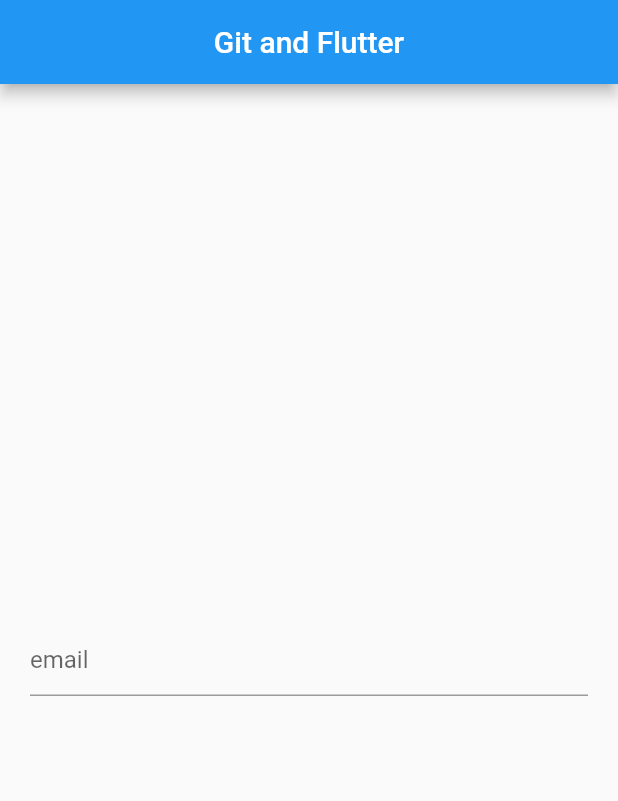
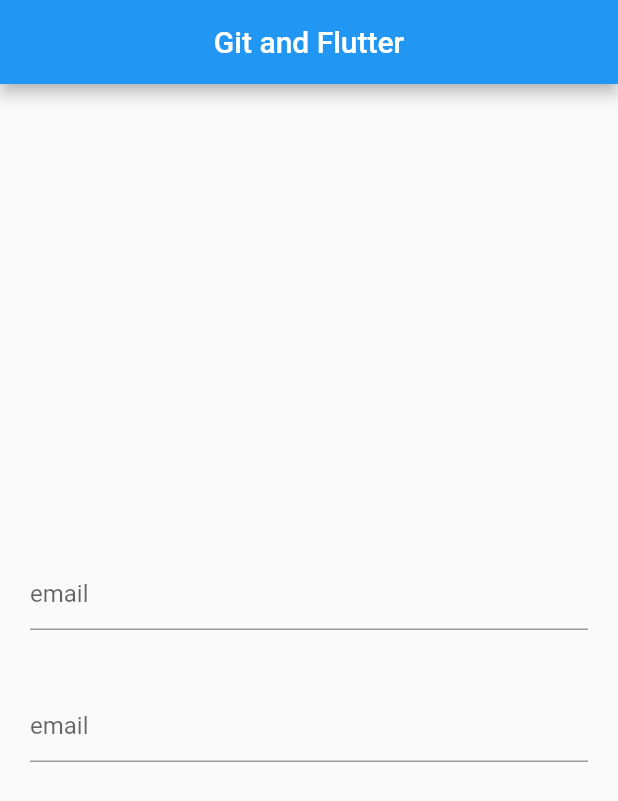
Before and after one commit to gupta29470/GitFlutter, a Flutter app: the screen it shows after launch, on a phone screen of 412 x 824 dp. Shown: the top 801 px of the screen. Run offline on Flutter 3.47's test engine with Material 2 defaults, Android fonts, the phone set to English and light mode, and no system bars.

Commit message:
2 text field added

```diff
--- a/lib/main.dart
+++ b/lib/main.dart
@@ -29,6 +29,14 @@ class MyApp extends StatelessWidget{
                         ),
                       ),
                     ),
+                    Padding(
+                      padding: const EdgeInsets.all(20.0),
+                      child: TextField(
+                        decoration: InputDecoration(
+                          hintText: "email",
+                        ),
+                      ),
+                    ),
                   ],
                 ),
               ),
```
